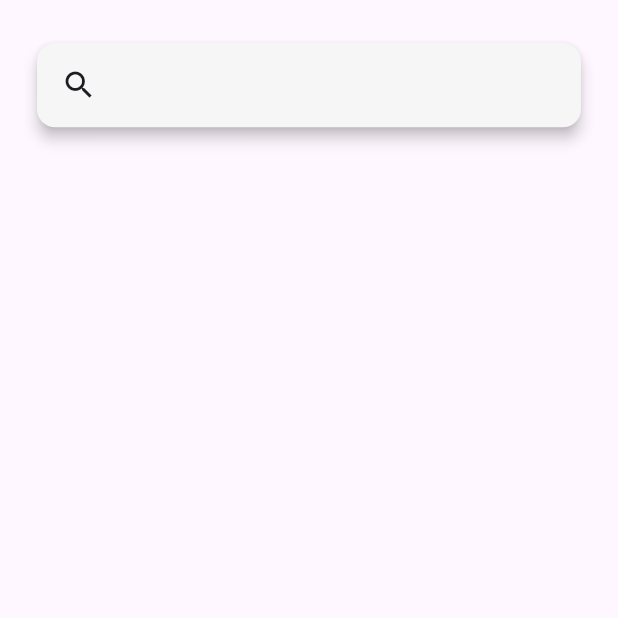
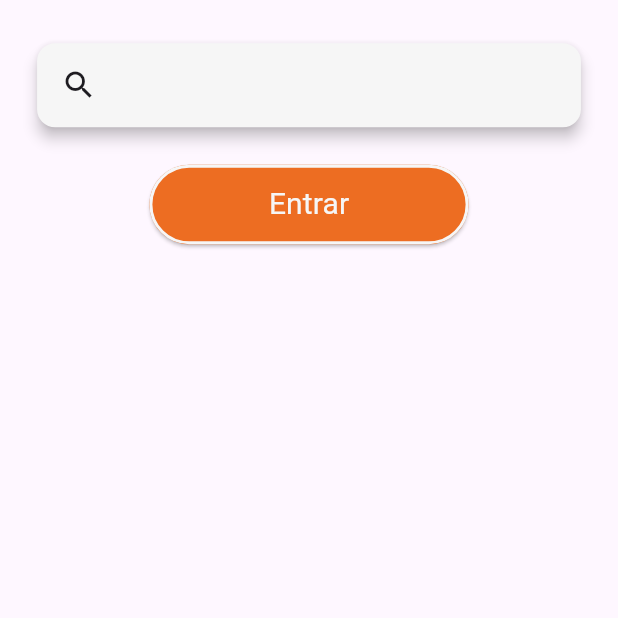
Before and after one commit to SAMES-SQUAD/sam_maker, a Flutter app: the GamesScreen screen opened directly, on a phone screen of 412 x 824 dp, the top half of it. Run offline on Flutter 3.47's test engine with Material 3 defaults, Android fonts, the phone set to English and light mode, and no system bars; our stand-ins replace cloud_firestore, easy_search_bar, firebase_auth, firebase_core; accounts and stored records are empty; generated files the repository leaves out were written again.

Commit message:
Pegar todos os jogos e pegar apenas um jogo

```diff
--- a/lib/screens/games_screen.dart
+++ b/lib/screens/games_screen.dart
@@ -1,6 +1,7 @@
 import 'package:easy_search_bar/easy_search_bar.dart';
 import 'package:flutter/material.dart';
 import 'package:flutter/services.dart';
+import 'package:sam_maker/services/database_service.dart';
 import 'package:sam_maker/utils/colors.dart';
 
 class GamesScreen extends StatefulWidget {
@@ -92,6 +93,47 @@ class _GamesScreenState extends State<GamesScreen> {
                     },
                   ),
                 ),
+              // Button
+              Container(
+                margin: const EdgeInsets.only(top: 25.0),
+                child: ElevatedButton(
+                  style: ButtonStyle(
+                    backgroundColor: MaterialStateProperty.all(
+                      AppColors.primaryColor,
+                    ),
+                    side: MaterialStateProperty.all(
+                      const BorderSide(
+                        color: AppColors.secondaryColor,
+                        width: 2,
+                      ),
+                    ),
+                    shape: MaterialStateProperty.all(
+                      RoundedRectangleBorder(
+                        borderRadius: BorderRadius.circular(30),
+                      ),
+                    ),
+                  ),
+                  onPressed: () async {
+                    var id = '2H0Drs7qtC887RDi6Ieo';
+                    getGameByTitle(id);
+                  },
+                  child: Container(
+                    width: screenWidth * 0.4,
+                    alignment: Alignment.center,
+                    child: const Padding(
+                      padding: EdgeInsets.all(12.0),
+                      child: Text(
+                        "Entrar",
+                        style: TextStyle(
+                          fontSize: 20.0,
+                          fontWeight: FontWeight.normal,
+                          color: AppColors.secondaryColor,
+                        ),
+                      ),
+                    ),
+                  ),
+                ),
+              ),
             ],
           ),
         ),
--- a/lib/services/database_service.dart
+++ b/lib/services/database_service.dart
@@ -4,17 +4,11 @@ import 'package:firebase_core/firebase_core.dart';
 import 'package:sam_maker/firebase_options.dart';
 
 login(email, password) async {
-  // Inicializa o Firebase.
   await Firebase.initializeApp(options: DefaultFirebaseOptions.currentPlatform);
-
-  // Obtém a instância de FirebaseAuth.
-  //FirebaseAuth auth = FirebaseAuth.instance;
   FirebaseAuth auth = FirebaseAuth.instance;
 
   try {
-    // Tenta realizar o login com email e senha fornecidos.
     await auth.signInWithEmailAndPassword(email: email, password: password);
-    // Verifica se o usuário está logado.
     if (auth.currentUser != null) {
       print('login deu boa');
       return true;
@@ -29,26 +23,20 @@ login(email, password) async {
 
 // Função para realizar o logout do usuário.
 logout() async {
-  // Inicializa o Firebase.
   await Firebase.initializeApp(options: DefaultFirebaseOptions.currentPlatform);
-  // Obtém a instância de FirebaseAuth.
   FirebaseAuth auth = FirebaseAuth.instance;
-  // Realiza o logout do usuário.
   auth.signOut();
 }
 
 // Função para registrar um novo usuário.
 register(email, password, name) async {
   try{
-    // Inicializa o Firebase.
     await Firebase.initializeApp(options: DefaultFirebaseOptions.currentPlatform);
-    // Obtém a instância de FirebaseAuth.
     FirebaseAuth auth = FirebaseAuth.instance;
-    // Cria um novo usuário com email e senha fornecidos.
+
     var user = await auth.createUserWithEmailAndPassword(
         email: email, password: password);
 
-    // Chama a função para registrar as informações  do usuário no FireStore
     registerInfo(
       user.user!.uid,
       name,
@@ -62,11 +50,9 @@ register(email, password, name) async {
 
 // Função para registrar as informações adicionais do usuário no Firestore.
 registerInfo(uid, name, email) async {
-  // Inicializa o Firebase.
   await Firebase.initializeApp(options: DefaultFirebaseOptions.currentPlatform);
-  // Obtém a instância do FirebaseFirestore.
   FirebaseFirestore db = FirebaseFirestore.instance;
-  // Adiciona as informações do usuário no Firestore.
+
   await db.collection('Users').doc(uid).set(
     {
       'name': name,
@@ -77,39 +63,29 @@ registerInfo(uid, name, email) async {
 
 // Função para obter as informações do usuário do Firestore.
 getUser() async {
-  // Inicializa o Firebase.
   await Firebase.initializeApp(options: DefaultFirebaseOptions.currentPlatform);
-  // Obtém a instância do FirebaseFirestore.
   FirebaseFirestore db = FirebaseFirestore.instance;
-  // Obtém o usuário atualmente logado.
+
   var checkUser = FirebaseAuth.instance.currentUser;
-  // Obtém as informações do usuário do Firestore.
   var user = await db.collection('Users').doc(checkUser!.uid).get();
-  // Retorna as informações do usuário.
   return user;
 }
 
 // Função para excluir o usuário e suas informações do Firestore.
 deleteUser() async {
-  // Inicializa o Firebase.
   await Firebase.initializeApp(options: DefaultFirebaseOptions.currentPlatform);
-  // Obtém a instância do FirebaseFirestore.
   FirebaseFirestore db = FirebaseFirestore.instance;
-  // Obtém a instância de FirebaseAuth.
+
   var auth = FirebaseAuth.instance;
-  // Exclui as informações do usuário do Firestore.
+
   await db.collection('Users').doc(auth.currentUser!.uid).delete();
-  // Exclui o usuário.
   await auth.currentUser!.delete();
 }
 
 // Função para editar as informações do usuário no Firestore.
 editUser(name, email) async {
-  // Inicializa o Firebase.
   await Firebase.initializeApp(options: DefaultFirebaseOptions.currentPlatform);
-  // Obtém a instância de FirebaseAuth.
   FirebaseAuth user = FirebaseAuth.instance;
-  // Obtém a instância do FirebaseFirestore.
   FirebaseFirestore db = FirebaseFirestore.instance;
 
   // Define as novas informações do usuário no Firestore.
@@ -119,24 +95,29 @@ editUser(name, email) async {
   });
 }
 
-
 // Função para obter todos os jogos cadastrados no Firestore.
 getAllGames() async {
-  // Inicializa o Firebase.
   await Firebase.initializeApp(options: DefaultFirebaseOptions.currentPlatform);
-  // Obtém a instância do FirebaseFirestore.
   FirebaseFirestore db = FirebaseFirestore.instance;
   try {
-    // Obtém a coleção de games do Firestore.
+
     var gamesCollection = await db.collection('Games').get();
-    // Cria uma lista para armazenar os jogos.
     List<Map<String, dynamic>> games = [];
-    // Itera sobre cada documento na coleção.
+
     for (var doc in gamesCollection.docs) {
-      // Adiciona cada jogo à lista de jogos.
+
       games.add(doc.data());
+      print('Game: ${doc.data()}');
+
+      var stepsCollection = await db.collection('Games').doc(doc.id).collection('Steps').get();
+
+      for (var stepDoc in stepsCollection.docs) {
+        print('Step: ${stepDoc.data()}');
+      }
+
     }
     // Retorna a lista de jogos.
+    print(games);
     return games;
   } catch (e, stackTrace) {
     print('$e');
@@ -145,27 +126,21 @@ getAllGames() async {
   }
 }
 
-// Função para obter um jogo específico pelo título no Firestore.
+
+// Retorna o jogo cadastrado no Firestore.
 getGameByTitle(String title) async {
-  // Inicializa o Firebase.
   await Firebase.initializeApp(options: DefaultFirebaseOptions.currentPlatform);
-  // Obtém a instância do FirebaseFirestore.
   FirebaseFirestore db = FirebaseFirestore.instance;
   try {
     // Cria uma query para buscar jogos pelo título.
     var querySnapshot = await db.collection('Games')
         .where('game_title', isEqualTo: title)
         .get();
-    // Verifica se há algum documento correspondente.
     if (querySnapshot.docs.isNotEmpty) {
-      // Obtém os dados do primeiro jogo encontrado.
       var gameData = querySnapshot.docs.first.data();
-      // Imprime os dados do jogo no console.
       print('Game data: $gameData');
-      // Retorna os dados do jogo.
       return gameData;
     } else {
-      // Retorna null se nenhum jogo foi encontrado.
       print('No game found with title: $title');
       return null;
     }
```
